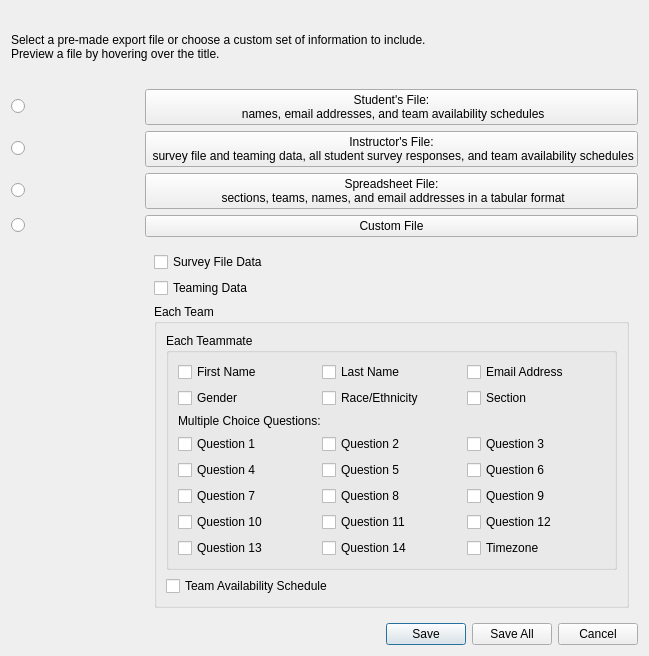
Qt form dialogs/whichFilesDialog.ui (gruepr/gruepr) before a commit.
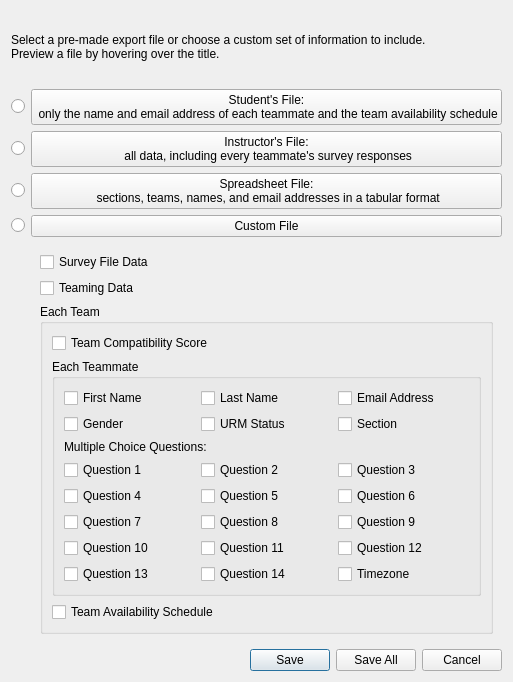
The same form after that commit.

Diff of the .ui file:
```diff
--- a/dialogs/whichFilesDialog.ui
+++ b/dialogs/whichFilesDialog.ui
@@ -6,8 +6,8 @@
    <rect>
     <x>0</x>
     <y>0</y>
-    <width>649</width>
-    <height>656</height>
+    <width>504</width>
+    <height>682</height>
    </rect>
   </property>
   <property name="windowTitle">
@@ -72,7 +72,7 @@
     <widget class="QPushButton" name="instructorFilePushButton">
      <property name="text">
       <string>Instructor's File:
-	survey file and teaming data, all student survey responses, and team availability schedules</string>
+	all data, including every teammate's survey responses</string>
      </property>
     </widget>
    </item>
@@ -80,7 +80,7 @@
     <widget class="QPushButton" name="studentFilePushButton">
      <property name="text">
       <string>Student's File:
-	names, email addresses, and team availability schedules</string>
+	only the name and email address of each teammate and the team availability schedule</string>
      </property>
     </widget>
    </item>
@@ -106,7 +106,14 @@
          <string>Each Team</string>
         </property>
         <layout class="QGridLayout" name="multipleChoiceGridLayout">
-         <item row="0" column="0" colspan="3">
+         <item row="2" column="0">
+          <widget class="QCheckBox" name="schedulecheckBox">
+           <property name="text">
+            <string>Team Availability Schedule</string>
+           </property>
+          </widget>
+         </item>
+         <item row="1" column="0" colspan="3">
           <widget class="QGroupBox" name="teammateGroupBox">
            <property name="title">
             <string>Each Teammate</string>
@@ -199,7 +206,7 @@
             <item row="1" column="1">
              <widget class="QCheckBox" name="URMcheckBox">
               <property name="text">
-               <string>Race/Ethnicity</string>
+               <string>URM Status</string>
               </property>
              </widget>
             </item>
@@ -269,10 +276,10 @@
            </layout>
           </widget>
          </item>
-         <item row="1" column="0">
-          <widget class="QCheckBox" name="schedulecheckBox">
+         <item row="0" column="0">
+          <widget class="QCheckBox" name="teamScorecheckBox">
            <property name="text">
-            <string>Team Availability Schedule</string>
+            <string>Team Compatibility Score</string>
            </property>
           </widget>
          </item>
```
